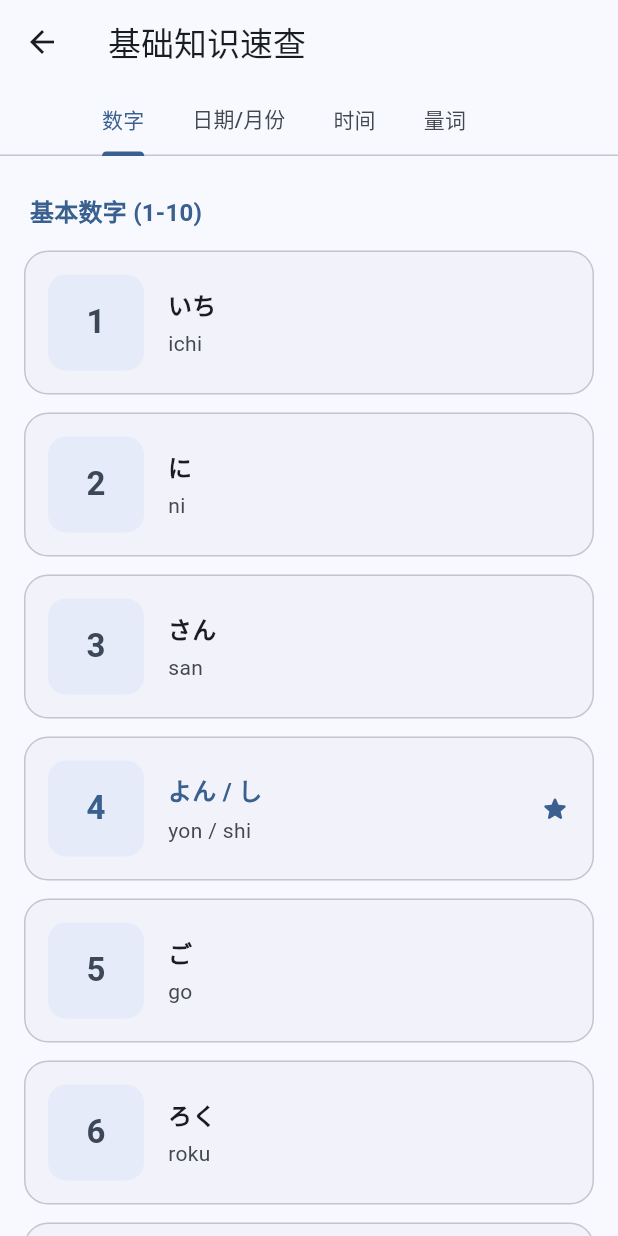
After one commit to Binary-Dracula/BreezeJP, a Flutter app: the ReferenceScreen screen opened by its route, on a phone screen of 412 x 824 dp. The commit adds this screen. Run offline on Flutter 3.47's test engine with Material 3 defaults, Android fonts, the phone set to English and light mode, and no system bars; our stand-ins replace dio, fl_chart, flutter_riverpod, freezed_annotation, go_router, just_audio and 5 more; missing offline and left inert: dart:ffi, ruby_text, voicevox_core; accounts and stored records are empty; generated files the repository leaves out were written again.

Commit message:
feat: 增加基础日语知识速查（数字、时间、日期、量词）功能模块

```diff
--- a/lib/features/home/pages/home_page.dart
+++ b/lib/features/home/pages/home_page.dart
@@ -398,6 +398,13 @@ class _HomePageState extends ConsumerState<HomePage> with RouteAware {
         gradient: const [Color(0xFF14B8A6), Color(0xFF0D9488)],
         onTap: () => context.push('/statistics'),
       ),
+      _ToolItem(
+        icon: Icons.library_books_rounded,
+        title: l10n.referenceTitle,
+        subtitle: '数字、时间、日期等常识',
+        gradient: const [Color(0xFF6366F1), Color(0xFF4F46E5)],
+        onTap: () => context.push('/reference'),
+      ),
     ];
 
     return Container(
--- /dev/null
+++ b/lib/features/reference/domain/models.dart
@@ -0,0 +1,47 @@
+import 'package:flutter/foundation.dart';
+
+/// 表示单个速查卡片数据条目
+@immutable
+class ReferenceItem {
+  /// 主字符（比如：1, 百, 4時, 月曜日）
+  final String character;
+
+  /// 对应的假名发音
+  final String kana;
+
+  /// 罗马音或进一步的解释（可选）
+  final String? romaji;
+
+  /// 翻译（可选）
+  final String? translation;
+
+  /// 表示是否是特殊读音/变音，UI渲染时会被高亮标红
+  final bool isIrregular;
+
+  const ReferenceItem({
+    required this.character,
+    required this.kana,
+    this.romaji,
+    this.translation,
+    this.isIrregular = false,
+  });
+}
+
+/// 针对每一个大模块下的分组（比如按1-10分组，按百千分组）
+@immutable
+class ReferenceGroup {
+  /// 分组标题
+  final String title;
+
+  /// 分组副标题（可选，用于描述量词用途等）
+  final String? subtitle;
+
+  /// 卡片列表
+  final List<ReferenceItem> items;
+
+  const ReferenceGroup({
+    required this.title,
+    this.subtitle,
+    required this.items,
+  });
+}
--- /dev/null
+++ b/lib/features/reference/domain/reference_data.dart
@@ -0,0 +1,198 @@
+import 'models.dart';
+
+class ReferenceData {
+  static const List<ReferenceGroup> numbers = [
+    ReferenceGroup(
+      title: '基本数字 (1-10)',
+      items: [
+        ReferenceItem(character: '1', kana: 'いち', romaji: 'ichi'),
+        ReferenceItem(character: '2', kana: 'に', romaji: 'ni'),
+        ReferenceItem(character: '3', kana: 'さん', romaji: 'san'),
+        ReferenceItem(character: '4', kana: 'よん / し', romaji: 'yon / shi', isIrregular: true),
+        ReferenceItem(character: '5', kana: 'ご', romaji: 'go'),
+        ReferenceItem(character: '6', kana: 'ろく', romaji: 'roku'),
+        ReferenceItem(character: '7', kana: 'なな / しち', romaji: 'nana / shichi', isIrregular: true),
+        ReferenceItem(character: '8', kana: 'はち', romaji: 'hachi'),
+        ReferenceItem(character: '9', kana: 'きゅう / く', romaji: 'kyuu / ku', isIrregular: true),
+        ReferenceItem(character: '10', kana: 'じゅう', romaji: 'juu'),
+      ],
+    ),
+    ReferenceGroup(
+      title: '百位数 (100-900)',
+      items: [
+        ReferenceItem(character: '100', kana: 'ひゃく', romaji: 'hyaku'),
+        ReferenceItem(character: '200', kana: 'にひゃく', romaji: 'nihyaku'),
+        ReferenceItem(character: '300', kana: 'さんびゃく', romaji: 'sanbyaku', isIrregular: true),
+        ReferenceItem(character: '400', kana: 'よんひゃく', romaji: 'yonhyaku'),
+        ReferenceItem(character: '500', kana: 'ごひゃく', romaji: 'gohyaku'),
+        ReferenceItem(character: '600', kana: 'ろっぴゃく', romaji: 'roppyaku', isIrregular: true),
+        ReferenceItem(character: '700', kana: 'ななひゃく', romaji: 'nanahyaku'),
+        ReferenceItem(character: '800', kana: 'はっぴゃく', romaji: 'happyaku', isIrregular: true),
+        ReferenceItem(character: '900', kana: 'きゅうひゃく', romaji: 'kyuuhyaku'),
+      ],
+    ),
+    ReferenceGroup(
+      title: '千位数 (1000-9000)',
+      items: [
+        ReferenceItem(character: '1000', kana: 'せん', romaji: 'sen'),
+        ReferenceItem(character: '2000', kana: 'にせん', romaji: 'nisen'),
+        ReferenceItem(character: '3000', kana: 'さんぜん', romaji: 'sanzen', isIrregular: true),
+        ReferenceItem(character: '4000', kana: 'よんせん', romaji: 'yonsen'),
+        ReferenceItem(character: '5000', kana: 'ごせん', romaji: 'gosen'),
+        ReferenceItem(character: '6000', kana: 'ろくせん', romaji: 'rokusen'),
+        ReferenceItem(character: '7000', kana: 'ななせん', romaji: 'nanasen'),
+        ReferenceItem(character: '8000', kana: 'はっせん', romaji: 'hassen', isIrregular: true),
+        ReferenceItem(character: '9000', kana: 'きゅうせん', romaji: 'kyuusen'),
+      ],
+    ),
+    ReferenceGroup(
+      title: '大数',
+      items: [
+        ReferenceItem(character: '1万', kana: 'いちまん', romaji: 'ichi man'),
+        ReferenceItem(character: '1亿', kana: 'いちおく', romaji: 'ichi oku'),
+      ],
+    ),
+  ];
+
+  static const List<ReferenceGroup> datesAndMonths = [
+    ReferenceGroup(
+      title: '月份 (月 - がつ)',
+      items: [
+        ReferenceItem(character: '1月', kana: 'いちがつ', romaji: 'ichigatsu'),
+        ReferenceItem(character: '2月', kana: 'にがつ', romaji: 'nigatsu'),
+        ReferenceItem(character: '3月', kana: 'さんがつ', romaji: 'sangatsu'),
+        ReferenceItem(character: '4月', kana: 'しがつ', romaji: 'shigatsu', isIrregular: true),
+        ReferenceItem(character: '5月', kana: 'ごがつ', romaji: 'gogatsu'),
+        ReferenceItem(character: '6月', kana: 'ろくがつ', romaji: 'rokugatsu'),
+        ReferenceItem(character: '7月', kana: 'しちがつ', romaji: 'shichigatsu', isIrregular: true),
+        ReferenceItem(character: '8月', kana: 'はちがつ', romaji: 'hachigatsu'),
+        ReferenceItem(character: '9月', kana: 'くがつ', romaji: 'kugatsu', isIrregular: true),
+        ReferenceItem(character: '10月', kana: 'じゅうがつ', romaji: 'juugatsu'),
+        ReferenceItem(character: '11月', kana: 'じゅういちがつ', romaji: 'juuichigatsu'),
+        ReferenceItem(character: '12月', kana: 'じゅうにがつ', romaji: 'juunigatsu'),
+      ],
+    ),
+    ReferenceGroup(
+      title: '日期 (1日 - 10日)',
+      items: [
+        ReferenceItem(character: '1日', kana: 'ついたち', romaji: 'tsuitachi', isIrregular: true),
+        ReferenceItem(character: '2日', kana: 'ふつか', romaji: 'futsuka', isIrregular: true),
+        ReferenceItem(character: '3日', kana: 'みっか', romaji: 'mikka', isIrregular: true),
+        ReferenceItem(character: '4日', kana: 'よっか', romaji: 'yokka', isIrregular: true),
+        ReferenceItem(character: '5日', kana: 'いつか', romaji: 'itsuka', isIrregular: true),
+        ReferenceItem(character: '6日', kana: 'むいか', romaji: 'muika', isIrregular: true),
+        ReferenceItem(character: '7日', kana: 'なのか', romaji: 'nanoka', isIrregular: true),
+        ReferenceItem(character: '8日', kana: 'ようか', romaji: 'youka', isIrregular: true),
+        ReferenceItem(character: '9日', kana: 'ここのか', romaji: 'kokonoka', isIrregular: true),
+        ReferenceItem(character: '10日', kana: 'とおか', romaji: 'tooka', isIrregular: true),
+      ],
+    ),
+    ReferenceGroup(
+      title: '特殊日期 (11日之后)',
+      items: [
+        ReferenceItem(character: '14日', kana: 'じゅうよっか', romaji: 'juuyokka', isIrregular: true),
+        ReferenceItem(character: '20日', kana: 'はつか', romaji: 'hatsuka', isIrregular: true),
+        ReferenceItem(character: '24日', kana: 'にじゅうよっか', romaji: 'nijuuyokka', isIrregular: true),
+      ],
+    ),
+  ];
+
+  static const List<ReferenceGroup> time = [
+    ReferenceGroup(
+      title: '小时 (時 - じ)',
+      items: [
+        ReferenceItem(character: '1時', kana: 'いちじ', romaji: 'ichiji'),
+        ReferenceItem(character: '2時', kana: 'にじ', romaji: 'niji'),
+        ReferenceItem(character: '3時', kana: 'さんじ', romaji: 'sanji'),
+        ReferenceItem(character: '4時', kana: 'よじ', romaji: 'yoji', isIrregular: true),
+        ReferenceItem(character: '5時', kana: 'ごじ', romaji: 'goji'),
+        ReferenceItem(character: '6時', kana: 'ろくじ', romaji: 'rokuji'),
+        ReferenceItem(character: '7時', kana: 'しちじ', romaji: 'shichiji', isIrregular: true),
+        ReferenceItem(character: '8時', kana: 'はちじ', romaji: 'hachiji'),
+        ReferenceItem(character: '9時', kana: 'くじ', romaji: 'kuji', isIrregular: true),
+        ReferenceItem(character: '10時', kana: 'じゅうじ', romaji: 'juuji'),
+        ReferenceItem(character: '11時', kana: 'じゅういちじ', romaji: 'juuichiji'),
+        ReferenceItem(character: '12時', kana: 'じゅうにじ', romaji: 'juuniji'),
+      ],
+    ),
+    ReferenceGroup(
+      title: '分钟 (分 - ふん/ぷん)',
+      items: [
+        ReferenceItem(character: '1分', kana: 'いっぷん', romaji: 'ippun', isIrregular: true),
+        ReferenceItem(character: '2分', kana: 'にふん', romaji: 'nifun'),
+        ReferenceItem(character: '3分', kana: 'さんぷん', romaji: 'sanpun', isIrregular: true),
+        ReferenceItem(character: '4分', kana: 'よんぷん', romaji: 'yonpun', isIrregular: true),
+        ReferenceItem(character: '5分', kana: 'ごふん', romaji: 'gofun'),
+        ReferenceItem(character: '6分', kana: 'ろっぷん', romaji: 'roppun', isIrregular: true),
+        ReferenceItem(character: '7分', kana: 'ななふん', romaji: 'nanafun'),
+        ReferenceItem(character: '8分', kana: 'はっぷん', romaji: 'happun', isIrregular: true),
+        ReferenceItem(character: '9分', kana: 'きゅうふん', romaji: 'kyuufun'),
+        ReferenceItem(character: '10分', kana: 'じゅっぷん', romaji: 'juppun', isIrregular: true),
+        ReferenceItem(character: '15分', kana: 'じゅうごふん', romaji: 'juugofun'),
+        ReferenceItem(character: '30分 (半)', kana: 'さんじゅっぷん / はん', romaji: 'sanjuppun / han', isIrregular: true),
+      ],
+    ),
+  ];
+
+  static const List<ReferenceGroup> counters = [
+    ReferenceGroup(
+      title: '通用量词 (个 - つ)',
+      items: [
+        ReferenceItem(character: '1つ', kana: 'ひとつ', romaji: 'hitotsu', isIrregular: true),
+        ReferenceItem(character: '2つ', kana: 'ふたつ', romaji: 'futatsu', isIrregular: true),
+        ReferenceItem(character: '3つ', kana: 'みっつ', romaji: 'mittsu', isIrregular: true),
+        ReferenceItem(character: '4つ', kana: 'よっつ', romaji: 'yottsu', isIrregular: true),
+        ReferenceItem(character: '5つ', kana: 'いつつ', romaji: 'itsutsu', isIrregular: true),
+        ReferenceItem(character: '6つ', kana: 'むっつ', romaji: 'muttsu', isIrregular: true),
+        ReferenceItem(character: '7つ', kana: 'ななつ', romaji: 'nanatsu', isIrregular: true),
+        ReferenceItem(character: '8つ', kana: 'やっつ', romaji: 'yattsu', isIrregular: true),
+        ReferenceItem(character: '9つ', kana: 'ここのつ', romaji: 'kokonotsu', isIrregular: true),
+        ReferenceItem(character: '10', kana: 'とお', romaji: 'too', isIrregular: true),
+      ],
+    ),
+    ReferenceGroup(
+      title: '人 (にん)',
+      items: [
+        ReferenceItem(character: '1人', kana: 'ひとり', romaji: 'hitori', isIrregular: true),
+        ReferenceItem(character: '2人', kana: 'ふたり', romaji: 'futari', isIrregular: true),
+        ReferenceItem(character: '3人', kana: 'さんにん', romaji: 'sannin'),
+        ReferenceItem(character: '4人', kana: 'よにん', romaji: 'yonin', isIrregular: true),
+      ],
+    ),
+    ReferenceGroup(
+      title: '细长物 (本 - ほん/ぽん/ぼん)',
+      subtitle: '用于：笔、伞、树木、瓶子等',
+      items: [
+        ReferenceItem(character: '1本', kana: 'いっぽん', romaji: 'ippon', isIrregular: true),
+        ReferenceItem(character: '2本', kana: 'にほん', romaji: 'nihon'),
+        ReferenceItem(character: '3本', kana: 'さんぼん', romaji: 'sanbon', isIrregular: true),
+        ReferenceItem(character: '4本', kana: 'よんほん', romaji: 'yonhon'),
+        ReferenceItem(character: '5本', kana: 'ごほん', romaji: 'gohon'),
+        ReferenceItem(character: '6本', kana: 'ろっぽん', romaji: 'roppon', isIrregular: true),
+        ReferenceItem(character: '8本', kana: 'はっぽん', romaji: 'happon', isIrregular: true),
+        ReferenceItem(character: '10本', kana: 'じゅっぽん', romaji: 'juppon', isIrregular: true),
+      ],
+    ),
+    ReferenceGroup(
+      title: '扁平物 (枚 - まい)',
+      subtitle: '用于：纸张、衬衫、盘子等 (无特殊音变)',
+      items: [
+        ReferenceItem(character: '1枚', kana: 'いちまい', romaji: 'ichimai'),
+        ReferenceItem(character: '2枚', kana: 'にまい', romaji: 'nimai'),
+        ReferenceItem(character: '3枚', kana: 'さんまい', romaji: 'sanmai'),
+      ],
+    ),
+    ReferenceGroup(
+      title: '小动物 (匹 - ひき/ぴき/びき)',
+      subtitle: '用于：狗、猫、鱼、昆虫等',
+      items: [
+        ReferenceItem(character: '1匹', kana: 'いっぴき', romaji: 'ippiki', isIrregular: true),
+        ReferenceItem(character: '2匹', kana: 'にひき', romaji: 'nihiki'),
+        ReferenceItem(character: '3匹', kana: 'さんびき', romaji: 'sanbiki', isIrregular: true),
+        ReferenceItem(character: '6匹', kana: 'ろっぴき', romaji: 'roppiki', isIrregular: true),
+        ReferenceItem(character: '8匹', kana: 'はっぴき', romaji: 'happiki', isIrregular: true),
+        ReferenceItem(character: '10匹', kana: 'じゅっぴき', romaji: 'juppiki', isIrregular: true),
+      ],
+    ),
+  ];
+}
--- /dev/null
+++ b/lib/features/reference/presentation/reference_screen.dart
@@ -0,0 +1,95 @@
+import 'package:flutter/material.dart';
+import 'package:go_router/go_router.dart';
+import 'package:breeze_jp/l10n/app_localizations.dart';
+import '../domain/reference_data.dart';
+import '../domain/models.dart';
+import 'widgets/reference_card.dart';
+
+class ReferenceScreen extends StatelessWidget {
+  const ReferenceScreen({super.key});
+
+  @override
+  Widget build(BuildContext context) {
+    final l10n = AppLocalizations.of(context)!;
+
+    return DefaultTabController(
+      length: 4,
+      child: Scaffold(
+        appBar: AppBar(
+          title: Text(l10n.referenceTitle),
+          leading: IconButton(
+            icon: const Icon(Icons.arrow_back),
+            onPressed: () => context.pop(),
+          ),
+          bottom: TabBar(
+            isScrollable: true,
+            tabs: [
+              Tab(text: l10n.referenceTabNumbers),
+              Tab(text: l10n.referenceTabDates),
+              Tab(text: l10n.referenceTabTime),
+              Tab(text: l10n.referenceTabCounters),
+            ],
+          ),
+        ),
+        body: const TabBarView(
+          children: [
+            _ReferenceList(groups: ReferenceData.numbers),
+            _ReferenceList(groups: ReferenceData.datesAndMonths),
+            _ReferenceList(groups: ReferenceData.time),
+            _ReferenceList(groups: ReferenceData.counters),
+          ],
+        ),
+      ),
+    );
+  }
+}
+
+class _ReferenceList extends StatelessWidget {
+  final List<ReferenceGroup> groups;
+
+  const _ReferenceList({required this.groups});
+
+  @override
+  Widget build(BuildContext context) {
+    final theme = Theme.of(context);
+
+    return ListView.builder(
+      padding: const EdgeInsets.symmetric(vertical: 8),
+      itemCount: groups.length,
+      itemBuilder: (context, index) {
+        final group = groups[index];
+        return Column(
+          crossAxisAlignment: CrossAxisAlignment.start,
+          children: [
+            Padding(
+              padding: const EdgeInsets.only(left: 20, right: 20, top: 16, bottom: 8),
+              child: Column(
+                crossAxisAlignment: CrossAxisAlignment.start,
+                children: [
+                  Text(
+                    group.title,
+                    style: theme.textTheme.titleMedium?.copyWith(
+                      fontWeight: FontWeight.bold,
+                      color: theme.colorScheme.primary,
+                    ),
+                  ),
+                  if (group.subtitle != null) ...[
+                    const SizedBox(height: 4),
+                    Text(
+                      group.subtitle!,
+                      style: theme.textTheme.bodyMedium?.copyWith(
+                        color: theme.colorScheme.onSurfaceVariant,
+                      ),
+                    ),
+                  ],
+                ],
+              ),
+            ),
+            ...group.items.map((item) => ReferenceCard(item: item)),
+            const SizedBox(height: 16),
+          ],
+        );
+      },
+    );
+  }
+}
--- /dev/null
+++ b/lib/features/reference/presentation/widgets/reference_card.dart
@@ -0,0 +1,90 @@
+import 'package:flutter/material.dart';
+import '../../domain/models.dart';
+
+class ReferenceCard extends StatelessWidget {
+  final ReferenceItem item;
+
+  const ReferenceCard({super.key, required this.item});
+
+  @override
+  Widget build(BuildContext context) {
+    final theme = Theme.of(context);
+    // 高亮颜色，使用 error container 上的主色或 primary
+    final highlightColor = theme.colorScheme.primary;
+    final textColor = theme.colorScheme.onSurface;
+
+    return Card(
+      elevation: 0,
+      shape: RoundedRectangleBorder(
+        borderRadius: BorderRadius.circular(16),
+        side: BorderSide(color: theme.colorScheme.outlineVariant, width: 1),
+      ),
+      margin: const EdgeInsets.symmetric(vertical: 6, horizontal: 16),
+      child: Padding(
+        padding: const EdgeInsets.all(16.0),
+        child: Row(
+          crossAxisAlignment: CrossAxisAlignment.center,
+          children: [
+            Container(
+              width: 64,
+              height: 64,
+              decoration: BoxDecoration(
+                color: theme.colorScheme.secondaryContainer.withValues(alpha: 0.5),
+                borderRadius: BorderRadius.circular(12),
+              ),
+              child: Center(
+                child: Text(
+                  item.character,
+                  style: theme.textTheme.titleLarge?.copyWith(
+                    fontWeight: FontWeight.bold,
+                    color: item.isIrregular ? highlightColor : theme.colorScheme.onSecondaryContainer,
+                  ),
+                ),
+              ),
+            ),
+            const SizedBox(width: 16),
+            Expanded(
+              child: Column(
+                crossAxisAlignment: CrossAxisAlignment.start,
+                mainAxisAlignment: MainAxisAlignment.center,
+                children: [
+                  Text(
+                    item.kana,
+                    style: theme.textTheme.titleMedium?.copyWith(
+                      fontWeight: FontWeight.w600,
+                      color: item.isIrregular ? highlightColor : textColor,
+                    ),
+                  ),
+                  if (item.romaji != null) ...[
+                    const SizedBox(height: 4),
+                    Text(
+                      item.romaji!,
+                      style: theme.textTheme.bodyMedium?.copyWith(
+                        color: theme.colorScheme.onSurfaceVariant,
+                      ),
+                    ),
+                  ],
+                  if (item.translation != null) ...[
+                    const SizedBox(height: 4),
+                    Text(
+                      item.translation!,
+                      style: theme.textTheme.bodySmall?.copyWith(
+                        color: theme.colorScheme.onSurfaceVariant,
+                      ),
+                    ),
+                  ],
+                ],
+              ),
+            ),
+            if (item.isIrregular)
+              Icon(
+                Icons.star_rounded,
+                color: highlightColor,
+                size: 20,
+              ),
+          ],
+        ),
+      ),
+    );
+  }
+}
--- a/lib/l10n/app_localizations.dart
+++ b/lib/l10n/app_localizations.dart
@@ -705,6 +705,36 @@ abstract class AppLocalizations {
   /// In zh, this message translates to:
   /// **'再试一次'**
   String get kanaStrokeTryAgain;
+
+  /// 速查页面标题
+  ///
+  /// In zh, this message translates to:
+  /// **'基础知识速查'**
+  String get referenceTitle;
+
+  /// 速查页数字Tab
+  ///
+  /// In zh, this message translates to:
+  /// **'数字'**
+  String get referenceTabNumbers;
+
+  /// 速查页日期Tab
+  ///
+  /// In zh, this message translates to:
+  /// **'日期/月份'**
+  String get referenceTabDates;
+
+  /// 速查页时间Tab
+  ///
+  /// In zh, this message translates to:
+  /// **'时间'**
+  String get referenceTabTime;
+
+  /// 速查页量词Tab
+  ///
+  /// In zh, this message translates to:
+  /// **'量词'**
+  String get referenceTabCounters;
 }
 
 class _AppLocalizationsDelegate
--- a/lib/l10n/app_localizations_zh.dart
+++ b/lib/l10n/app_localizations_zh.dart
@@ -341,4 +341,19 @@ class AppLocalizationsZh extends AppLocalizations {
 
   @override
   String get kanaStrokeTryAgain => '再试一次';
+
+  @override
+  String get referenceTitle => '基础知识速查';
+
+  @override
+  String get referenceTabNumbers => '数字';
+
+  @override
+  String get referenceTabDates => '日期/月份';
+
+  @override
+  String get referenceTabTime => '时间';
+
+  @override
+  String get referenceTabCounters => '量词';
 }
--- a/lib/l10n/app_zh.arb
+++ b/lib/l10n/app_zh.arb
@@ -486,6 +486,25 @@
   "kanaStrokeTryAgain": "再试一次",
   "@kanaStrokeTryAgain": {
     "description": "提示重试描红"
+  },
+  "referenceTitle": "基础知识速查",
+  "@referenceTitle": {
+    "description": "速查页面标题"
+  },
+  "referenceTabNumbers": "数字",
+  "@referenceTabNumbers": {
+    "description": "速查页数字Tab"
+  },
+  "referenceTabDates": "日期/月份",
+  "@referenceTabDates": {
+    "description": "速查页日期Tab"
+  },
+  "referenceTabTime": "时间",
+  "@referenceTabTime": {
+    "description": "速查页时间Tab"
+  },
+  "referenceTabCounters": "量词",
+  "@referenceTabCounters": {
+    "description": "速查页量词Tab"
   }
-
 }
--- a/lib/router/app_router.dart
+++ b/lib/router/app_router.dart
@@ -17,6 +17,7 @@ import '../features/settings/pages/settings_page.dart';
 import '../features/grammar/pages/grammar_list_page.dart';
 import '../features/grammar/pages/grammar_learning_page.dart';
 import '../features/grammar_book/pages/grammar_book_page.dart';
+import '../features/reference/presentation/reference_screen.dart';
 
 /// 应用路由配置
 final appRouter = GoRouter(
@@ -141,5 +142,12 @@ final appRouter = GoRouter(
       name: 'settings',
       builder: (context, state) => const SettingsPage(),
     ),
+
+    // Reference
+    GoRoute(
+      path: '/reference',
+      name: 'reference',
+      builder: (context, state) => const ReferenceScreen(),
+    ),
   ],
 );
```
